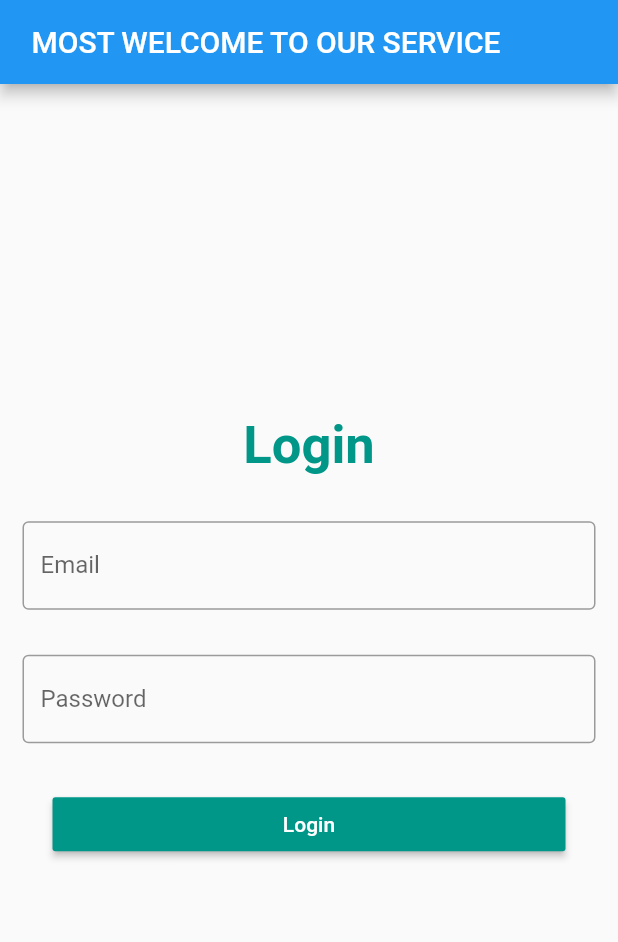
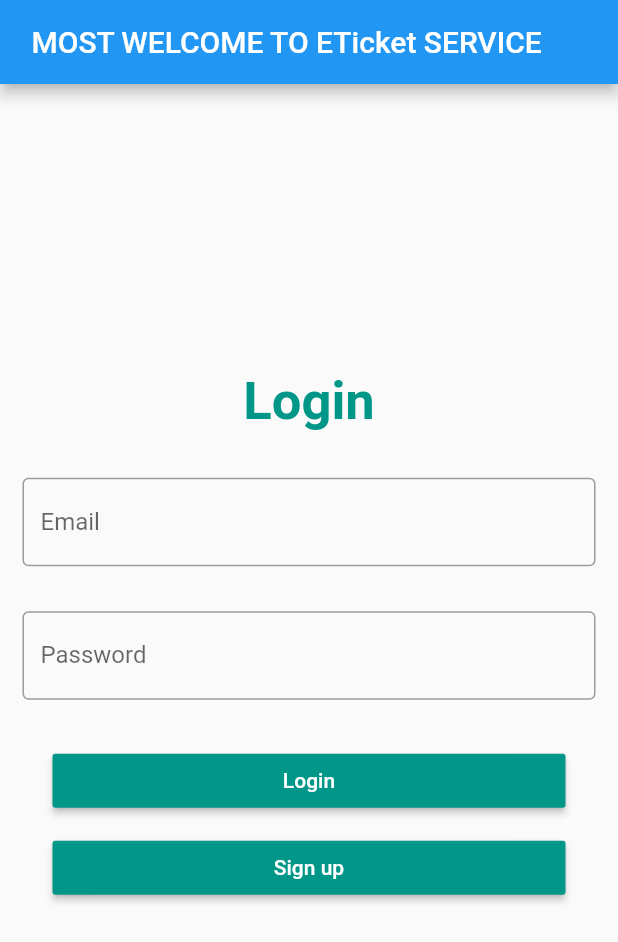
Before and after one commit to ghisia/flutter_project, a Flutter app: the screen it shows after launch, on a phone screen of 412 x 824 dp. Shown: the top 942 px of the screen. Run offline on Flutter 3.47's test engine with Material 2 defaults, Android fonts, the light colour scheme and no system bars; our stand-ins replace qr_flutter; missing offline and left inert: qr_code_scanner.

Commit message:
read and sing up and login screens

```diff
--- a/lib/main.dart
+++ b/lib/main.dart
@@ -1,86 +1,11 @@
+import 'package:flutter/widgets.dart';
 import 'package:flutter/material.dart';
+import './screens/login/index.dart';
 
 void main() {
-  runApp(const MyApp());
+  runApp(const MaterialApp(
+    title: "app",
+    home: Login(),
+   debugShowCheckedModeBanner: false
+  ));
 }
-
-class MyApp extends StatefulWidget {
-  const MyApp({Key? key}) : super(key: key);
-
-  @override
-  _MyAppState createState() => _MyAppState();
-}
-
-class _MyAppState extends State<MyApp> {
-  @override
-  Widget build(BuildContext context) {
-    return MaterialApp(
-        home: Scaffold(
-      appBar: AppBar(
-        title: Text(' MOST WELCOME TO OUR SERVICE'),
-        // centerTitle: true,
-        //backgroundColor: Colors.orangeAccent,
-      ),
-      body: Column(
-        mainAxisAlignment: MainAxisAlignment.center,
-        crossAxisAlignment: CrossAxisAlignment.center,
-        children: [
-          Text(
-            'Login',
-            style: TextStyle(
-                fontSize: 35, color: Colors.teal, fontWeight: FontWeight.bold),
-          ),
-          Padding(
-            padding: const EdgeInsets.symmetric(vertical: 30),
-            child: Form(
-              child: Column(
-                children: [
-                  Padding(
-                    padding: const EdgeInsets.symmetric(horizontal: 15),
-                    child: TextFormField(
-                      keyboardType: TextInputType.emailAddress,
-                      decoration: InputDecoration(
-                          labelText: 'Email',
-                          hintText: 'Enter email',
-                          border: OutlineInputBorder()),
-                      onChanged: (String Value) {},
-                      validator: (value) {
-                        return value!.isEmpty ? 'please enter email' : null;
-                      },
-                    ),
-                  ),
-                  SizedBox(height: 30),
-                  Padding(
-                    padding: EdgeInsets.symmetric(horizontal: 15),
-                    child: TextFormField(
-                      keyboardType: TextInputType.visiblePassword,
-                      decoration: InputDecoration(
-                          labelText: 'Password',
-                          hintText: 'Enter password',
-                          border: OutlineInputBorder()),
-                      onChanged: (String Value) {},
-                      validator: (value) {
-                        return value!.isEmpty ? 'please enter password' : null;
-                      },
-                    ),
-                  ),
-                  SizedBox(height: 30),
-                  Padding(
-                    padding: const EdgeInsets.symmetric(horizontal: 35),
-                    child: MaterialButton(
-                      minWidth: double.infinity,
-                      onPressed: () {},
-                      child: Text('Login'),
-                      color: Colors.teal,
-                      textColor: Colors.white,
-                    ),
-                  )
-                ],
-              ),
-            ),
-          ),
-        ],
-      ),
-    ));
-  }
-}
--- /dev/null
+++ b/lib/screens/login/index.dart
@@ -0,0 +1,112 @@
+import 'package:eticketpurchase/screens/home/index.dart';
+import 'package:eticketpurchase/screens/sign-up/index.dart';
+import 'package:flutter/widgets.dart';
+
+import 'package:flutter/material.dart';
+
+class Login extends StatefulWidget {
+  const Login({Key? key}) : super(key: key);
+
+  @override
+  // ignore: library_private_types_in_public_api
+  _LoginState createState() => _LoginState();
+}
+
+class _LoginState extends State<Login> {
+  @override
+  Widget build(BuildContext context) {
+    return (MaterialApp(
+        home: Scaffold(
+      appBar: AppBar(
+        title: Text(' MOST WELCOME TO ETicket SERVICE'),
+        // centerTitle: true,
+        //backgroundColor: Colors.orangeAccent,
+      ),
+      body: Column(
+        mainAxisAlignment: MainAxisAlignment.center,
+        crossAxisAlignment: CrossAxisAlignment.center,
+        children: [
+          const Text(
+            'Login',
+            style: TextStyle(
+                fontSize: 35, color: Colors.teal, fontWeight: FontWeight.bold),
+          ),
+          Padding(
+            padding: const EdgeInsets.symmetric(vertical: 30),
+            child: Form(
+              child: Column(
+                children: [
+                  Padding(
+                    padding: const EdgeInsets.symmetric(horizontal: 15),
+                    child: TextFormField(
+                      keyboardType: TextInputType.emailAddress,
+                      decoration: const InputDecoration(
+                          labelText: 'Email',
+                          hintText: 'Enter email',
+                          border: OutlineInputBorder()),
+                      onChanged: (String Value) {},
+                      validator: (value) {
+                        return value!.isEmpty ? 'please enter email' : null;
+                      },
+                    ),
+                  ),
+                  const SizedBox(height: 30),
+                  Padding(
+                    padding: EdgeInsets.symmetric(horizontal: 15),
+                    child: TextFormField(
+                      keyboardType: TextInputType.visiblePassword,
+                      decoration: const InputDecoration(
+                          labelText: 'Password',
+                          hintText: 'Enter password',
+                          border: OutlineInputBorder()),
+                      onChanged: (String Value) {},
+                      validator: (value) {
+                        return value!.isEmpty ? 'please enter password' : null;
+                      },
+                    ),
+                  ),
+                  const SizedBox(height: 30),
+                  Padding(
+                    padding: const EdgeInsets.symmetric(horizontal: 35),
+                    child: MaterialButton(
+                      minWidth: double.infinity,
+                      onPressed: () {
+                         Navigator.push(
+                          context,
+                          MaterialPageRoute(
+                            builder: (context) =>  HomeScreen(),
+                          ),
+                        );
+                      },
+                      child: Text('Login'),
+                      color: Colors.teal,
+                      textColor: Colors.white,
+                    ),
+                  ),
+                  const SizedBox(height: 10),
+                  Padding(
+                    padding: const EdgeInsets.symmetric(horizontal: 35),
+                    child: MaterialButton(
+                      minWidth: double.infinity,
+                      onPressed: () {
+                        Navigator.push(
+                          context,
+                          MaterialPageRoute(
+                            builder: (context) => const SignUp(),
+                          ),
+                        );
+                      },
+                      child: Text('Sign up'),
+                      color: Colors.teal,
+                      textColor: Colors.white,
+                    ),
+                  )
+                ],
+              ),
+            ),
+          ),
+        ],
+      ),
+    )));
+  }
+}
--- a/pubspec.yaml
+++ b/pubspec.yaml
@@ -20,7 +20,7 @@ publish_to: 'none' # Remove this line if you wish to publish to pub.dev
 version: 1.0.0+1
 
 environment:
-  sdk: '>=2.18.6 <3.0.0'
+  sdk: '>=2.15.1 <3.0.0'
 
 # Dependencies specify other packages that your package needs in order to work.
 # To automatically upgrade your package dependencies to the latest versions
@@ -36,6 +36,8 @@ dependencies:
   # The following adds the Cupertino Icons font to your application.
   # Use with the CupertinoIcons class for iOS style icons.
   cupertino_icons: ^1.0.2
+  qr_code_scanner: ^1.0.1
+  qr_flutter: ^4.0.0
 
 dev_dependencies:
   flutter_test:
```
Also changed, not shown: lib/screens/read-qr-screen/index.dart (added, +56 -0 lines), lib/screens/sign-up/index.dart (added, +129 -0 lines), pubspec.lock, 7 other files.
